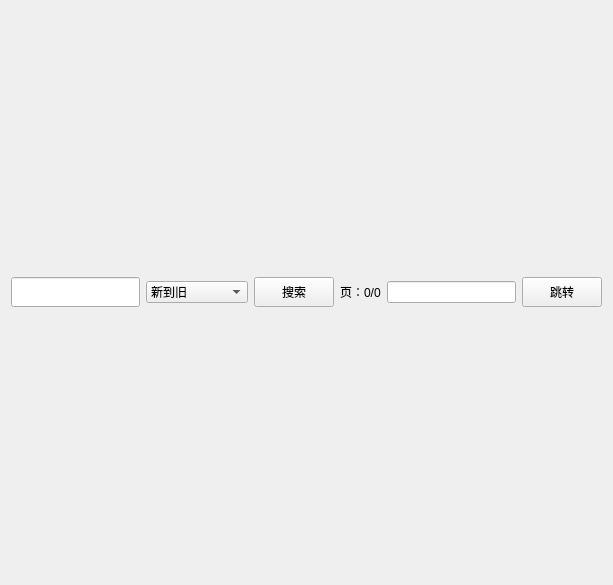
This is ui/search.ui in tonquer/ehentai-qt as Qt 5 draws it before an edit. The edited form follows.
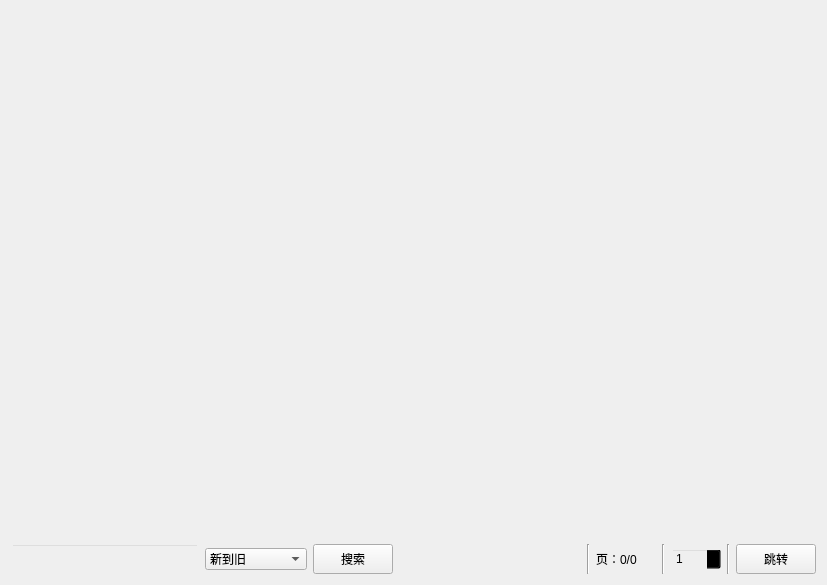
This is the edited form. Custom widgets are drawn as their Qt base class.

What changed in the file:
```diff
--- a/ui/search.ui
+++ b/ui/search.ui
@@ -6,7 +6,7 @@
    <rect>
     <x>0</x>
     <y>0</y>
-    <width>613</width>
+    <width>827</width>
     <height>585</height>
    </rect>
   </property>
@@ -33,6 +33,9 @@
          <height>30</height>
         </size>
        </property>
+       <property name="styleSheet">
+        <string notr="true">QLineEdit {background-color:transparent;}</string>
+       </property>
       </widget>
      </item>
      <item>
@@ -81,11 +84,31 @@
        </property>
       </widget>
      </item>
+     <item>
+      <spacer name="horizontalSpacer_2">
+       <property name="orientation">
+        <enum>Qt::Horizontal</enum>
+       </property>
+       <property name="sizeHint" stdset="0">
+        <size>
+         <width>40</width>
+         <height>20</height>
+        </size>
+       </property>
+      </spacer>
+     </item>
+     <item>
+      <widget class="Line" name="line_4">
+       <property name="orientation">
+        <enum>Qt::Vertical</enum>
+       </property>
+      </widget>
+     </item>
      <item>
       <widget class="QLabel" name="label">
        <property name="minimumSize">
         <size>
-         <width>0</width>
+         <width>60</width>
          <height>30</height>
         </size>
        </property>
@@ -101,13 +124,43 @@
       </widget>
      </item>
      <item>
-      <widget class="QLineEdit" name="jumpLine"/>
+      <widget class="Line" name="line_5">
+       <property name="orientation">
+        <enum>Qt::Vertical</enum>
+       </property>
+      </widget>
+     </item>
+     <item>
+      <widget class="QSpinBox" name="spinBox">
+       <property name="minimumSize">
+        <size>
+         <width>50</width>
+         <height>0</height>
+        </size>
+       </property>
+       <property name="styleSheet">
+        <string notr="true">background-color:transparent;</string>
+       </property>
+       <property name="minimum">
+        <number>1</number>
+       </property>
+       <property name="maximum">
+        <number>1</number>
+       </property>
+      </widget>
+     </item>
+     <item>
+      <widget class="Line" name="line_6">
+       <property name="orientation">
+        <enum>Qt::Vertical</enum>
+       </property>
+      </widget>
      </item>
      <item>
       <widget class="QPushButton" name="jumpPage">
        <property name="minimumSize">
         <size>
-         <width>0</width>
+         <width>60</width>
          <height>30</height>
         </size>
        </property>
@@ -124,6 +177,17 @@
      </item>
     </layout>
    </item>
+   <item row="0" column="0">
+    <layout class="QGridLayout" name="bookLayout">
+     <item row="0" column="0">
+      <widget class="QtBookList" name="bookList">
+       <property name="styleSheet">
+        <string notr="true">QListWidget {background-color:transparent;}</string>
+       </property>
+      </widget>
+     </item>
+    </layout>
+   </item>
   </layout>
  </widget>
  <customwidgets>
@@ -132,6 +196,11 @@
    <extends>QLineEdit</extends>
    <header>.completelineedit.h</header>
   </customwidget>
+  <customwidget>
+   <class>QtBookList</class>
+   <extends>QListWidget</extends>
+   <header location="global">.qtlistwidget.h</header>
+  </customwidget>
  </customwidgets>
  <resources/>
  <connections>
```
Left out of the diff: 16 changed lines with no effect on the pictures.
